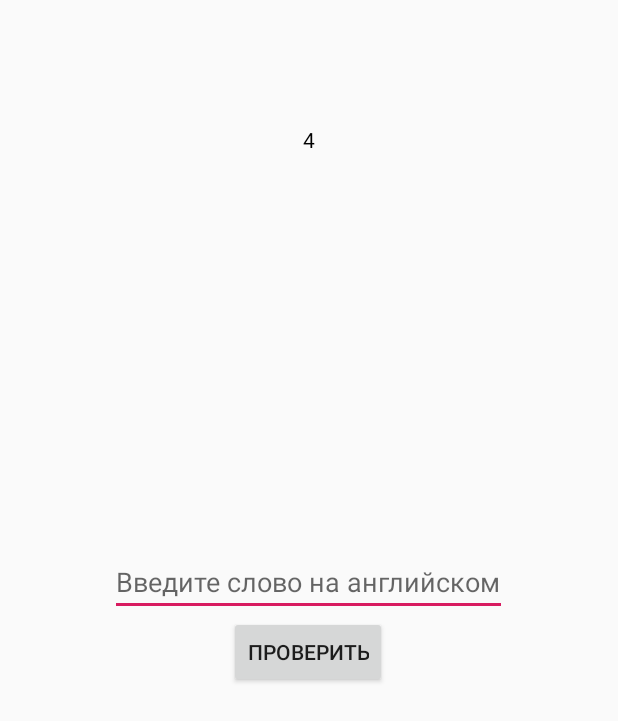
After one commit to DenisMalanichev/PhotoEng, an Android app: the TrainingActivity screen opened directly, with no data from a screen before it, on a phone screen of 412 x 824 dp. The commit adds this screen. Shown: the top 721 px of the screen. Run offline under Robolectric (Android 15) with nearby library versions, the phone set to English and light mode, and no system bars.

Commit message:
commit 1.4

```diff
--- a/app/build.gradle
+++ b/app/build.gradle
@@ -28,8 +28,12 @@ dependencies {
     androidTestImplementation 'androidx.test.ext:junit:1.1.1'
     androidTestImplementation 'androidx.test.espresso:espresso-core:3.2.0'
     implementation 'com.google.code.gson:gson:2.8.0'
+
     implementation 'com.rmtheis:tess-two:9.0.0'
     implementation 'androidx.recyclerview:recyclerview:1.1.0'
     implementation 'androidx.cardview:cardview:1.0.0'
     implementation 'com.theartofdev.edmodo:android-image-cropper:2.4.+'
+
+
+    debugImplementation 'com.squareup.leakcanary:leakcanary-android:2.2'
 }
--- /dev/null
+++ b/app/src/main/java/com/example/photoeng/TrainingActivity.java
@@ -0,0 +1,176 @@
+package com.example.photoeng;
+
+import androidx.appcompat.app.AppCompatActivity;
+
+import android.app.Activity;
+import android.content.ContentValues;
+import android.content.Intent;
+import android.database.Cursor;
+import android.database.sqlite.SQLiteDatabase;
+import android.os.Bundle;
+import android.os.Handler;
+import android.util.Log;
+import android.view.View;
+import android.widget.Button;
+import android.widget.EditText;
+import android.widget.TextView;
+import android.widget.Toast;
+
+import java.lang.reflect.Array;
+import java.sql.Time;
+import java.util.ArrayList;
+import java.util.Random;
+
+public class TrainingActivity extends Activity {
+    private DBHelper dbhelper;
+    private EditText TextToCheck;
+    private Button Check;
+    private TextView  TextToTranslate;
+    private  String[] wordsToTrain;
+    private int[] wordsToTrainId;
+    private Handler mHandler = new Handler();
+    private int c = 0;
+
+    @Override
+    protected void onCreate(Bundle savedInstanceState) {
+        super.onCreate(savedInstanceState);
+        setContentView(R.layout.activity_training);
+
+        dbhelper = new DBHelper(this);
+        TextToCheck = findViewById(R.id.training_edittext);
+        Check = findViewById(R.id.check_button);
+        TextToTranslate = findViewById(R.id.textview_word_to_translate);
+
+
+
+        train(TranslationArray());
+
+
+
+        int[] test = new int[5];
+        TimeThread timeThread = new TimeThread(10);
+        for(int i =0; i<5; i++){
+            test[i] = i;
+            TextToTranslate.setText(""+test[i]);
+             new Thread(timeThread).start();
+        }
+
+
+    }
+
+
+    private void train(ArrayList<String> temp){
+
+        if(temp.size()>=5) {
+            int count = temp.size();
+            wordsToTrain = new String[5];
+            wordsToTrainId =  arrayRandom(count);
+            for (int i = 0; i < 5; i++) {
+                wordsToTrain[i] = temp.get(wordsToTrainId[i]-1);
+                Log.d("DEBUG: words to train", "" + wordsToTrain[i]);
+            }
+        }else{
+            Log.d("DEBUG temp size", ""+temp.size());
+            Toast.makeText(this,"Не достаточно слов", Toast.LENGTH_LONG).show();
+        }
+
+
+    }
+
+
+    public static int[] arrayRandom(int c){
+
+        int i, j, arraySize = 5;
+        Random newRandom = new Random();
+        int[] array1 = new int[arraySize];
+
+        for (i = 0; i < array1.length; ) {
+            int randomNumber = newRandom.nextInt(c) + 1;
+
+            for (j = 0; j < i; j++) {
+                if (array1[j] == randomNumber) {
+                    break;
+                }
+            }
+            if (j == i) {
+                array1[i] = randomNumber;
+                i++;
+            }
+        }
+            return array1;
+    }
+
+
+    public ArrayList<String> ArrayHelper(){
+        SQLiteDatabase database = dbhelper.getWritableDatabase();
+
+        ContentValues contentValues = new ContentValues();
+
+        database.insert(DBHelper.TABLE_CONTACTS, null, contentValues);
+        Cursor cursor = database.query(DBHelper.TABLE_CONTACTS, null, null,
+                null, null, null, null);
+        ArrayList<String> wordsArray = new ArrayList<>();
+
+        if (cursor.moveToFirst()) {
+            int idIndex = cursor.getColumnIndex(DBHelper.KEY_ID);
+            int nameIndex = cursor.getColumnIndex(DBHelper.KEY_NAME);
+            do {
+                wordsArray.add(cursor.getString(nameIndex));
+            } while (cursor.moveToNext());
+        }
+        dbhelper.close();
+        cursor.close();
+        return wordsArray;
+    }
+    private ArrayList<String> TranslationArray(){
+        ArrayList<String> arrayList = new ArrayList<>();
+        try {
+            for (int i = 0; i < ArrayHelper().size(); i++) {
+                arrayList.add(TranslateYandex(ArrayHelper().get(i), "en-ru"));
+            }}catch(Exception e){
+            e.printStackTrace();
+        }
+        return arrayList;
+    }
+
+    public String TranslateYandex(String textToBeTranslated, String languagePair) {
+        YandexTranslate translatorBackgroundTask = new YandexTranslate();
+        return translatorBackgroundTask.doInBackground(textToBeTranslated, languagePair);
+    }
+
+
+    private void Asking(int queue){
+            TextToTranslate.setText(wordsToTrain[queue]);
+    }
+
+
+    class TimeThread implements Runnable{
+        int seconds;
+        TimeThread(int seconds){
+            this.seconds = seconds;
+        }
+        @Override
+        public void run() {
+            mHandler.post(new Runnable() {
+                @Override
+                public void run() {
+                    Toast.makeText(TrainingActivity.this, "Время пошло!", Toast.LENGTH_SHORT).show();
+                }
+            });
+            for(int i =0; i <seconds; i++) {
+                try {
+                    Thread.sleep(1000);
+                } catch (Exception e) {
+                    e.printStackTrace();
+                }
+            }
+            mHandler.post(new Runnable() {
+                @Override
+                public void run() {
+                    Toast.makeText(TrainingActivity.this, "Время вышло!", Toast.LENGTH_SHORT).show();
+                }
+            });
+        }
+    }
+
+}
--- /dev/null
+++ b/app/src/main/res/layout/activity_training.xml
@@ -0,0 +1,45 @@
+<?xml version="1.0" encoding="utf-8"?>
+<FrameLayout xmlns:android="http://schemas.android.com/apk/res/android"
+    xmlns:app="http://schemas.android.com/apk/res-auto"
+    xmlns:tools="http://schemas.android.com/tools"
+    android:layout_width="match_parent"
+    android:layout_height="match_parent"
+    tools:context=".TrainingActivity">
+
+
+
+    <LinearLayout
+        android:layout_width="wrap_content"
+        android:layout_height="wrap_content"
+        android:orientation="vertical"
+        android:layout_gravity="top|center"
+        android:padding="125px">
+
+        <TextView
+            android:layout_width="wrap_content"
+            android:layout_height="wrap_content"
+            android:id="@+id/textview_word_to_translate"
+            android:layout_gravity="center|top"
+            android:text="test word"
+            android:textColor="#000000"/>
+    </LinearLayout>
+    <LinearLayout
+        android:layout_width="wrap_content"
+        android:layout_height="wrap_content"
+        android:orientation="vertical"
+        android:layout_gravity="center">
+    <EditText
+        android:layout_width="wrap_content"
+        android:layout_height="wrap_content"
+        android:layout_gravity="center"
+        android:id="@+id/training_edittext"
+        android:hint="@string/training_edittext_text"/>
+        <Button
+            android:layout_width="wrap_content"
+            android:layout_height="wrap_content"
+            android:layout_gravity="center"
+            android:text="@string/check_text"
+            android:id="@+id/check_button"/>
+</LinearLayout>
+
+</FrameLayout>
--- a/app/src/main/res/values/strings.xml
+++ b/app/src/main/res/values/strings.xml
@@ -9,4 +9,10 @@
     <string name="dictionary_text">Мой словарь</string>
     <string name="learn">Учить</string>
     <string name="Say_text">Сказать</string>
+    <string name="learn_text">Изучать</string>
+    <string name="delete_text">Удалить</string>
+    <string name="foreground_text">Учим слова</string>
+    <string name="training">Тренеровать</string>
+    <string name="training_edittext_text">Введите слово на английском</string>
+    <string name="check_text">Проверить</string>
 </resources>
--- a/build.gradle
+++ b/build.gradle
@@ -8,7 +8,7 @@ buildscript {
     }
 
     dependencies {
-        classpath 'com.android.tools.build:gradle:3.5.3'
+        classpath 'com.android.tools.build:gradle:3.6.1'
         // NOTE: Do not place your application dependencies here; they belong
         // in the individual module build.gradle files
     }
```
Also changed, not shown: app/src/main/AndroidManifest.xml (+11 -3 lines), app/src/main/java/com/example/photoeng/Adapter.java (+19 -5 lines), app/src/main/java/com/example/photoeng/Details.java (added, +71 -0 lines), app/src/main/java/com/example/photoeng/DictionaryActivity.java (+8 -23 lines), app/src/main/java/com/example/photoeng/HelloService.java (added, +108 -0 lines), app/src/main/java/com/example/photoeng/LearningService.java (deleted, +0 -116 lines), app/src/main/java/com/example/photoeng/MainScreen.java (+20 -9 lines), app/src/main/res/layout/activity_details.xml (added, +47 -0 lines), app/src/main/res/layout/activity_main_screen.xml (+10 -8 lines), gradle/wrapper/gradle-wrapper.properties, 1066 other files.
